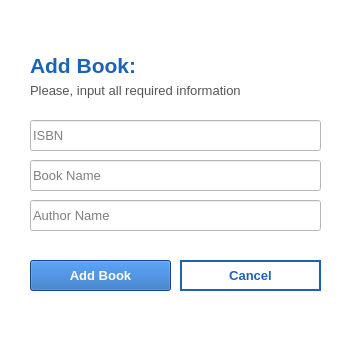
Old version of the form gui/add_book.ui in the repository iamafi/os_client.
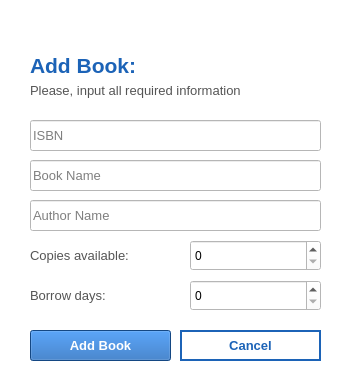
New version of the form.

What changed in the file:
```diff
--- a/gui/add_book.ui
+++ b/gui/add_book.ui
@@ -7,7 +7,7 @@
     <x>0</x>
     <y>0</y>
     <width>353</width>
-    <height>340</height>
+    <height>387</height>
    </rect>
   </property>
   <property name="windowTitle">
@@ -146,7 +146,7 @@
    <property name="geometry">
     <rect>
      <x>30</x>
-     <y>260</y>
+     <y>330</y>
      <width>141</width>
      <height>31</height>
     </rect>
@@ -176,7 +176,7 @@
    <property name="geometry">
     <rect>
      <x>180</x>
-     <y>260</y>
+     <y>330</y>
      <width>141</width>
      <height>31</height>
     </rect>
@@ -233,6 +233,101 @@
     <string/>
    </property>
   </widget>
+  <widget class="QSpinBox" name="copies_available">
+   <property name="geometry">
+    <rect>
+     <x>190</x>
+     <y>240</y>
+     <width>131</width>
+     <height>31</height>
+    </rect>
+   </property>
+   <property name="maximum">
+    <number>999</number>
+   </property>
+  </widget>
+  <widget class="QLabel" name="label_3">
+   <property name="geometry">
+    <rect>
+     <x>30</x>
+     <y>240</y>
+     <width>141</width>
+     <height>31</height>
+    </rect>
+   </property>
+   <property name="font">
+    <font>
+     <pointsize>10</pointsize>
+    </font>
+   </property>
+   <property name="styleSheet">
+    <string notr="true">color:rgb(85, 85, 85)</string>
+   </property>
+   <property name="text">
+    <string>Copies available:</string>
+   </property>
+   <property name="textFormat">
+    <enum>Qt::AutoText</enum>
+   </property>
+  </widget>
+  <widget class="QLabel" name="error_2">
+   <property name="geometry">
+    <rect>
+     <x>30</x>
+     <y>275</y>
+     <width>291</width>
+     <height>21</height>
+    </rect>
+   </property>
+   <property name="font">
+    <font>
+     <pointsize>8</pointsize>
+    </font>
+   </property>
+   <property name="styleSheet">
+    <string notr="true">color: rgb(255, 0, 0)</string>
+   </property>
+   <property name="text">
+    <string/>
+   </property>
+  </widget>
+  <widget class="QSpinBox" name="borrow_days">
+   <property name="geometry">
+    <rect>
+     <x>190</x>
+     <y>280</y>
+     <width>131</width>
+     <height>31</height>
+    </rect>
+   </property>
+   <property name="maximum">
+    <number>999</number>
+   </property>
+  </widget>
+  <widget class="QLabel" name="label_4">
+   <property name="geometry">
+    <rect>
+     <x>30</x>
+     <y>280</y>
+     <width>141</width>
+     <height>31</height>
+    </rect>
+   </property>
+   <property name="font">
+    <font>
+     <pointsize>10</pointsize>
+    </font>
+   </property>
+   <property name="styleSheet">
+    <string notr="true">color:rgb(85, 85, 85)</string>
+   </property>
+   <property name="text">
+    <string>Borrow days:</string>
+   </property>
+   <property name="textFormat">
+    <enum>Qt::AutoText</enum>
+   </property>
+  </widget>
  </widget>
  <resources/>
  <connections/>
```
Left out of the diff: 2 changed lines with no effect on the pictures.
